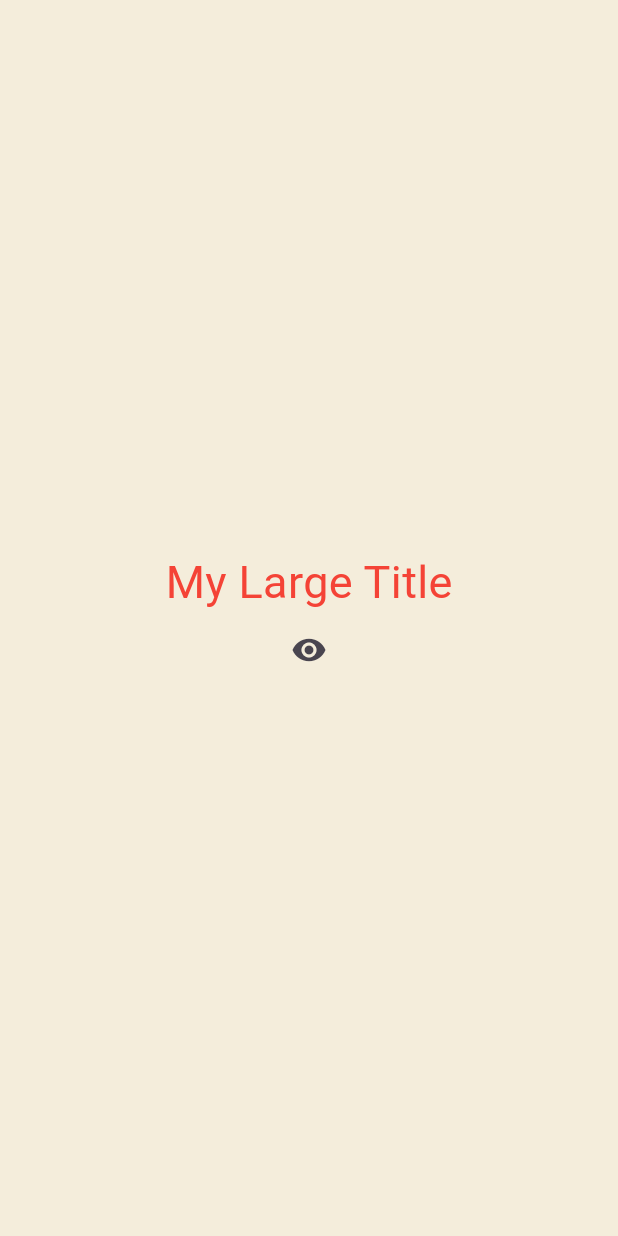
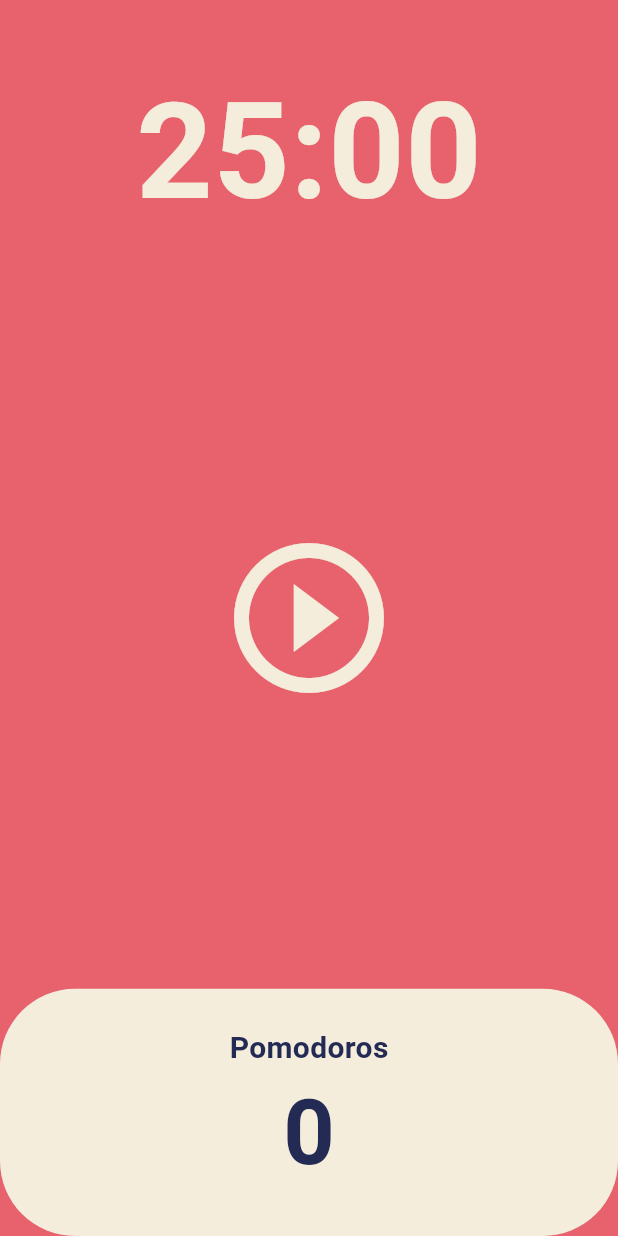
Before and after one commit to wjdrkdudWkd/flutter-toonflix, a Flutter app: the screen it shows after launch, on a phone screen of 412 x 824 dp. Run offline on Flutter 3.47's test engine with Material 3 defaults, Android fonts, the phone set to English and light mode, and no system bars.

Commit message:
pomodoro

```diff
--- a/lib/main.dart
+++ b/lib/main.dart
@@ -1,5 +1,6 @@
 import 'package:flutter/cupertino.dart';
 import 'package:flutter/material.dart';
+import 'package:toonflix/screens/home_screen.dart';
 import 'package:toonflix/widgets/button.dart';
 import 'package:toonflix/widgets/currency_card.dart';
 
@@ -12,7 +13,28 @@
 void main() {
   // runApp(const App());
   // runApp(const MyStatefulWidget());
-  runApp(const MyLargeTitleWidget());
+  // runApp(const MyLargeTitleWidget());
+  runApp(const PomodoroWidget());
+}
+
+class PomodoroWidget extends StatelessWidget {
+  const PomodoroWidget({super.key});
+
+  @override
+  Widget build(BuildContext context) {
+    return MaterialApp(
+      theme: ThemeData(
+        dialogBackgroundColor: const Color(0xFFE7626C),
+        textTheme: const TextTheme(
+          displayLarge: TextStyle(
+            color: Color(0xFF232B55),
+          ),
+        ),
+        cardColor: const Color(0xFFF4EDDB),
+      ),
+      home: const HomeScreen(),
+    );
+  }
 }
 
 class MyLargeTitleWidget extends StatefulWidget {
--- /dev/null
+++ b/lib/screens/home_screen.dart
@@ -0,0 +1,131 @@
+import 'dart:async';
+
+import 'package:flutter/cupertino.dart';
+import 'package:flutter/material.dart';
+
+class HomeScreen extends StatefulWidget {
+  const HomeScreen({super.key});
+
+  @override
+  State<HomeScreen> createState() => _HomeScreenState();
+}
+
+class _HomeScreenState extends State<HomeScreen> {
+  static const twentyFiveMinutes = 1500;
+  int totalSeconds = twentyFiveMinutes;
+  bool isRunning = false;
+  int totlaPomodoros = 0;
+  late Timer timer;
+
+  void onTick(Timer timer) {
+    if (totalSeconds == 0) {
+      setState(() {
+        totlaPomodoros = totalSeconds + 1;
+        isRunning = false;
+        totalSeconds = twentyFiveMinutes;
+      });
+      timer.cancel();
+    } else {
+      setState(() {
+        totalSeconds = totalSeconds - 1;
+        isRunning = true;
+      });
+    }
+  }
+
+  void onStartPressed() {
+    timer = Timer.periodic(
+      const Duration(seconds: 1),
+      onTick,
+    );
+  }
+
+  void onPausePressed() {
+    timer.cancel();
+    setState(() {
+      isRunning = false;
+    });
+  }
+
+  String format(int seconds) {
+    var duration = Duration(seconds: seconds);
+    return duration.toString().split('.').first.substring(2, 7);
+  }
+
+  @override
+  Widget build(BuildContext context) {
+    return Scaffold(
+      backgroundColor: Theme.of(context).dialogBackgroundColor,
+      body: Column(
+        children: [
+          Flexible(
+            flex: 1,
+            child: Container(
+              alignment: Alignment.bottomCenter,
+              child: Text(
+                format(totalSeconds),
+                style: TextStyle(
+                  color: Theme.of(context).cardColor,
+                  fontSize: 89,
+                  fontWeight: FontWeight.w600,
+                ),
+              ),
+            ),
+          ),
+          Flexible(
+            flex: 3,
+            child: Center(
+              child: IconButton(
+                iconSize: 120,
+                color: Theme.of(context).cardColor,
+                icon: Icon(isRunning
+                    ? Icons.pause_circle_outline
+                    : Icons.play_circle_outline),
+                onPressed: isRunning ? onPausePressed : onStartPressed,
+              ),
+            ),
+          ),
+          Flexible(
+            flex: 1,
+            child: Row(
+              children: [
+                Expanded(
+                  child: Container(
+                    decoration: BoxDecoration(
+                        color: Theme.of(context).cardColor,
+                        borderRadius: BorderRadius.circular(
+                          50,
+                        )),
+                    child: Column(
+                      mainAxisAlignment: MainAxisAlignment.center,
+                      children: [
+                        Text(
+                          'Pomodoros',
+                          style: TextStyle(
+                            fontSize: 20,
+                            fontWeight: FontWeight.w600,
+                            color:
+                                Theme.of(context).textTheme.displayLarge!.color,
+                          ),
+                        ),
+                        Text(
+                          '$totlaPomodoros',
+                          style: TextStyle(
+                            fontSize: 60,
+                            fontWeight: FontWeight.w600,
+                            color:
+                                Theme.of(context).textTheme.displayLarge!.color,
+                          ),
+                        ),
+                      ],
+                    ),
+                  ),
+                ),
+              ],
+            ),
+          ),
+        ],
+      ),
+    );
+  }
+}
```
